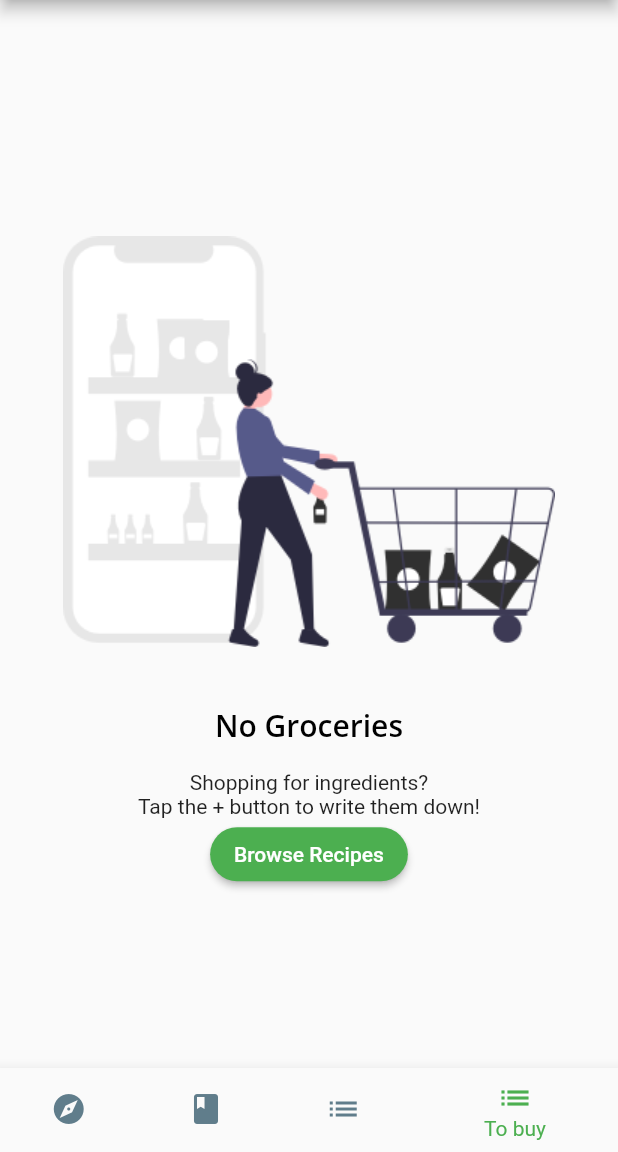
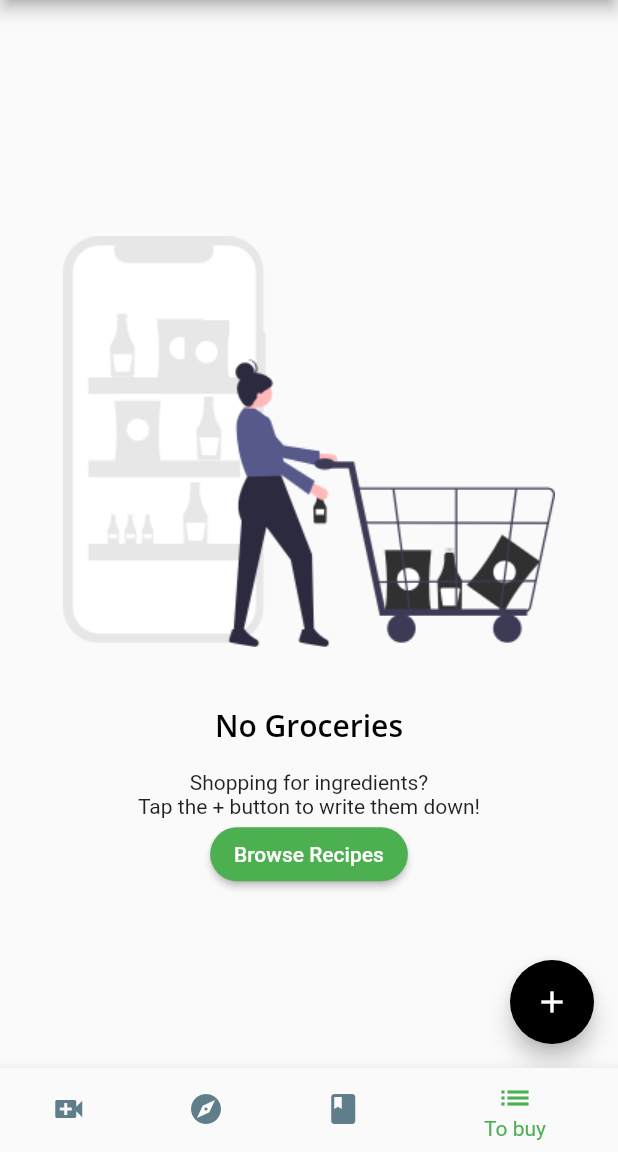
Before and after one commit to ahmed-ibrahim-salim/clean_network_New, a Flutter app: the screen it shows after launch, item 4 of the bottom bar chosen, on a phone screen of 412 x 824 dp, the part 84-1236 px from its top. Run offline on Flutter 3.47's test engine with Material 2 defaults, Android fonts, the phone set to English and light mode, and no system bars; our stand-ins replace dio, freezed_annotation, get_it, google_fonts, pretty_dio_logger, video_player; network calls fail.

Commit message:
started new screen

```diff
--- a/lib/app/models/models.dart
+++ b/lib/app/models/models.dart
@@ -1,3 +1,4 @@
+export 'grocery_manager.dart';
 export 'explore_data.dart';
 export 'explore_recipe.dart';
 export 'grocery_item/grocery_item.dart';
--- a/lib/app/screens/grocery_screen/grocery_screen.dart
+++ b/lib/app/screens/grocery_screen/grocery_screen.dart
@@ -1,13 +1,39 @@
 import 'package:flutter/material.dart';
+import 'package:provider/provider.dart';
 
+import '../../models/models.dart';
 import 'empty_grocery_screen.dart';
 
 class GroceryScreen extends StatelessWidget {
   const GroceryScreen({super.key});
   @override
   Widget build(BuildContext context) {
-    // TODO: Add a scaffold widget
-    return const EmptyGroceryScreen();
+    return Scaffold(
+      floatingActionButton: FloatingActionButton(
+        child: const Icon(Icons.add),
+        onPressed: () {
+          // TODO: Present GroceryItemScreen
+        },
+      ),
+      body: buildGroceryScreen(),
+    );
   }
   // TODO: Add buildGroceryScreen
 }
+
+Widget buildGroceryScreen() {
+// 1
+  return Consumer<GroceryManager>(
+    // 2
+    builder: (context, manager, child) {
+// 3
+      if (manager.groceryItems.isNotEmpty) {
+        // TODO: Add GroceryListScreen
+        return Container();
+      } else {
+        // 4
+        return const EmptyGroceryScreen();
+      }
+    },
+  );
+}
--- a/lib/app/screens/tabbar_screen.dart
+++ b/lib/app/screens/tabbar_screen.dart
@@ -46,15 +46,15 @@ class TabBarScreenState extends State<TabBarScreen> {
           // 6
           items: const [
             BottomNavigationBarItem(
-                icon: Icon(Icons.explore),
+              icon: Icon(Icons.video_call),
               label: 'Videos',
             ),
             BottomNavigationBarItem(
-                icon: Icon(Icons.book),
+              icon: Icon(Icons.explore),
               label: 'Explore',
             ),
             BottomNavigationBarItem(
-                icon: Icon(Icons.list),
+              icon: Icon(Icons.book),
               label: 'Recipes',
             ),
             BottomNavigationBarItem(
@@ -62,7 +62,8 @@ class TabBarScreenState extends State<TabBarScreen> {
               label: 'To buy',
             ),
           ],
-          ));
+        ),
+      );
     });
   }
 }
--- a/lib/main.dart
+++ b/lib/main.dart
@@ -22,10 +22,8 @@ void main() async {
         ),
         ChangeNotifierProvider(
           create: (_) => TabManager(),
-        )
-        // ChangeNotifierProvider.value(
-        //   value: PellenViewModel(repo: locator<PellenRepo>()),
-        // ),
+        ),
+        ChangeNotifierProvider(create: (_) => GroceryManager()),
       ],
       child: MaterialApp(
         theme: theme,
```
Also changed, not shown: lib/app/models/grocery_manager.dart (added, +36 -0 lines). Lines whose indentation alone changed are shown as unchanged.
